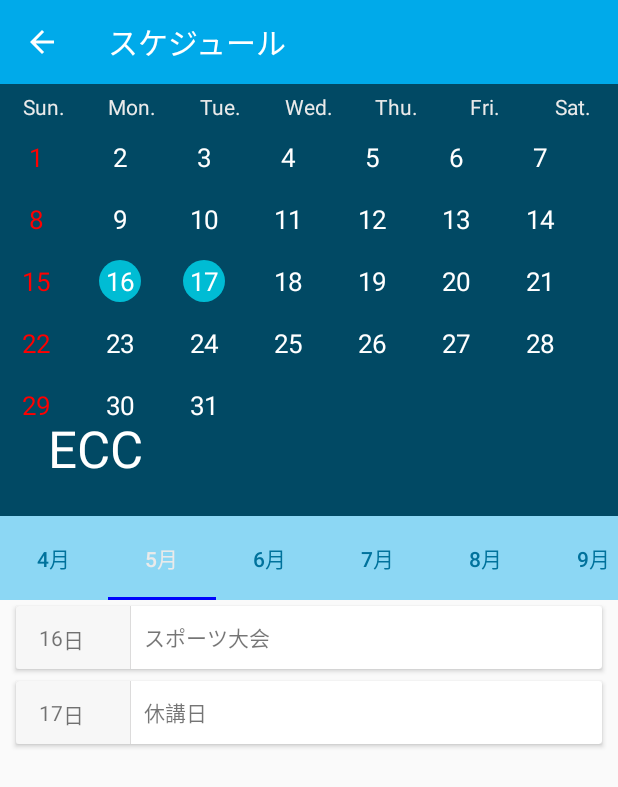
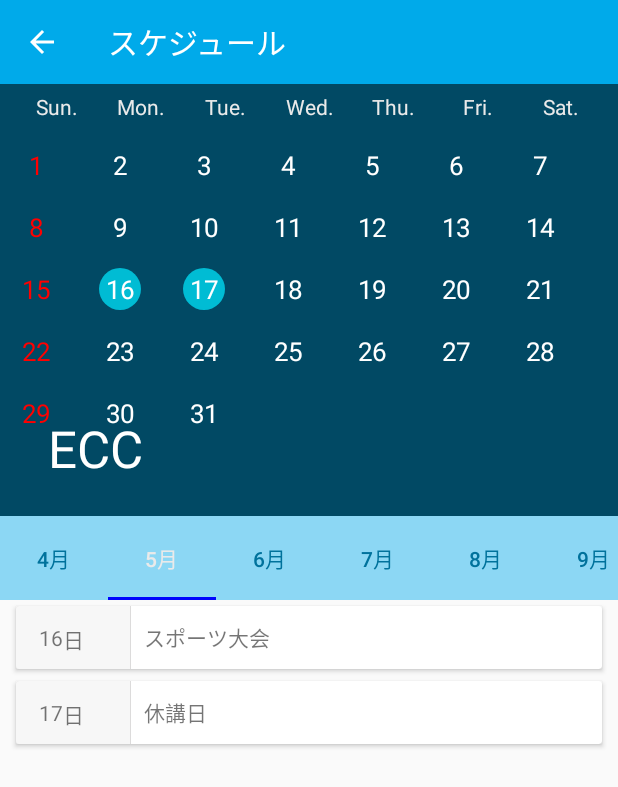
Before and after one commit to YutaKohashi/TimeTable-ECCcomp.-For-Android, an Android app: the SyllabusActivity screen opened directly, with no data from a screen before it, tab 2 chosen, on a phone screen of 412 x 824 dp. Shown: the top 787 px of the screen. Run offline under Robolectric (Android 15) with nearby library versions, the phone set to English and light mode, and no system bars; network calls fail; 42 statements that could not run were skipped.

Commit message:
レイアウトの修正

```diff
--- a/app/src/main/res/layout/activity_syllabus.xml
+++ b/app/src/main/res/layout/activity_syllabus.xml
@@ -25,7 +25,7 @@
                 android:layout_width="match_parent"
                 android:layout_height="match_parent"
                 android:layout_marginTop="?attr/actionBarSize"
-                android:background="#AAAA"
+                android:background="@color/colorPrimary8"
                 app:layout_scrollFlags="scroll|enterAlways|enterAlwaysCollapsed"
                 app:layout_collapseMode="parallax"
                 android:orientation="vertical">
@@ -33,6 +33,8 @@
                 <LinearLayout
                     android:layout_width="match_parent"
                     android:layout_height="30sp"
+                    android:paddingLeft="10sp"
+                    android:paddingRight="10sp"
                     android:background="@color/colorPrimary8"
                     android:orientation="horizontal"
                     android:weightSum="7">
@@ -101,7 +103,7 @@
                     android:background="@color/colorPrimary8"
                     android:paddingLeft="10sp"
                     android:paddingRight="10sp"
-                    android:paddingTop="10sp">
+                    android:layout_marginTop="10sp">
 
                     <LinearLayout
                         android:id="@+id/calendar_base_layout"
@@ -163,8 +165,8 @@
                             android:weightSum="7" />
 
                     </LinearLayout>
+
                 </RelativeLayout>
-
 
             </LinearLayout>
 
@@ -180,15 +182,13 @@
                 >
 
                 <TextView
-                android:layout_width="wrap_content"
-                android:layout_height="wrap_content"
-                android:text="スケジュール"
-                android:textColor="@color/white"
-                android:textSize="20sp" />
+                    android:layout_width="wrap_content"
+                    android:layout_height="wrap_content"
+                    android:text="スケジュール"
+                    android:textColor="@color/white"
+                    android:textSize="20sp" />
 
             </android.support.v7.widget.Toolbar>
-
-
 
         </android.support.design.widget.CollapsingToolbarLayout>
 
```
